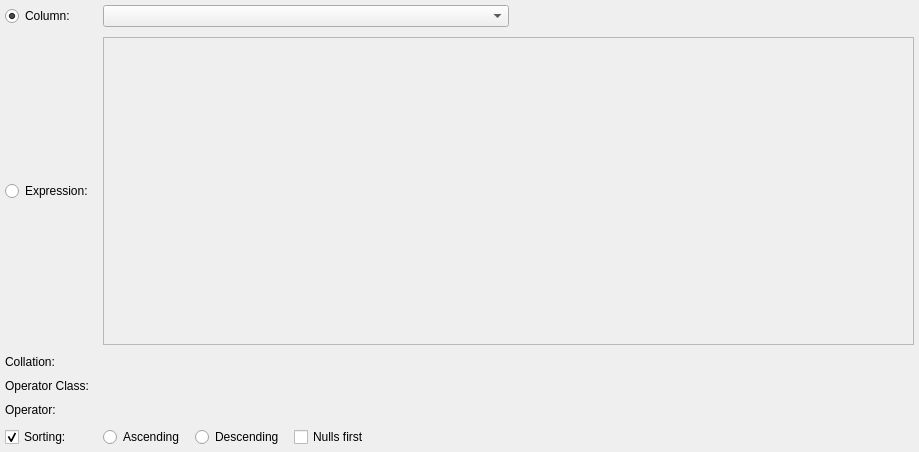
Qt form libs/libgui/ui/dbobjects/elementwidget.ui (pgmodeler/pgmodeler) before a commit.
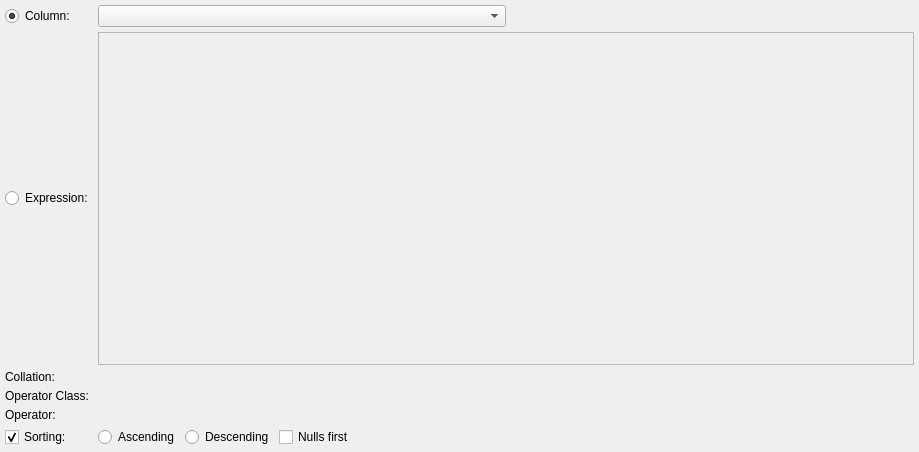
The same form after that commit.

Commit message: Adjusted the layout spacing/margins in ui/dbobjects/*

What changed in the file:
```diff
--- a/libs/libgui/ui/dbobjects/elementwidget.ui
+++ b/libs/libgui/ui/dbobjects/elementwidget.ui
@@ -33,7 +33,7 @@
     <number>5</number>
    </property>
    <property name="spacing">
-    <number>10</number>
+    <number>5</number>
    </property>
    <item row="4" column="0">
     <widget class="QLabel" name="op_class_lbl">
@@ -118,6 +118,9 @@
    </item>
    <item row="6" column="1" colspan="2">
     <layout class="QHBoxLayout" name="horizontalLayout">
+     <property name="spacing">
+      <number>5</number>
+     </property>
      <item>
       <widget class="QRadioButton" name="ascending_rb">
        <property name="sizePolicy">
@@ -259,6 +262,9 @@
       </size>
      </property>
      <layout class="QHBoxLayout" name="horizontalLayout_2">
+      <property name="spacing">
+       <number>5</number>
+      </property>
       <property name="leftMargin">
        <number>0</number>
       </property>
```
The commit also changes 53 other files.
